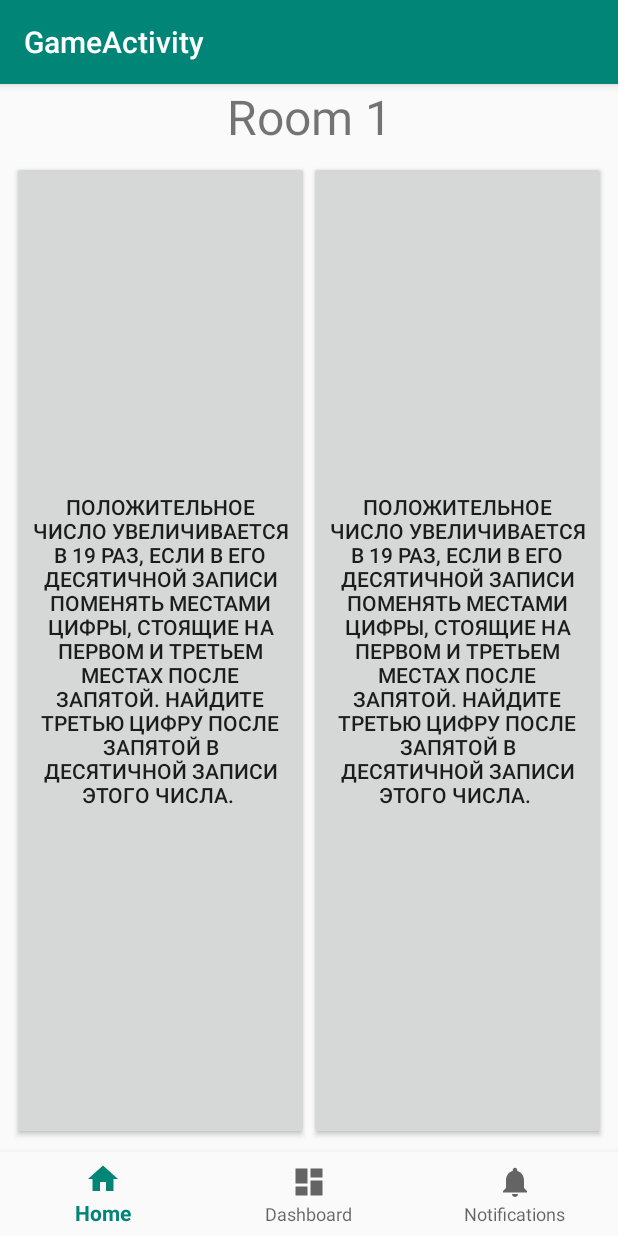
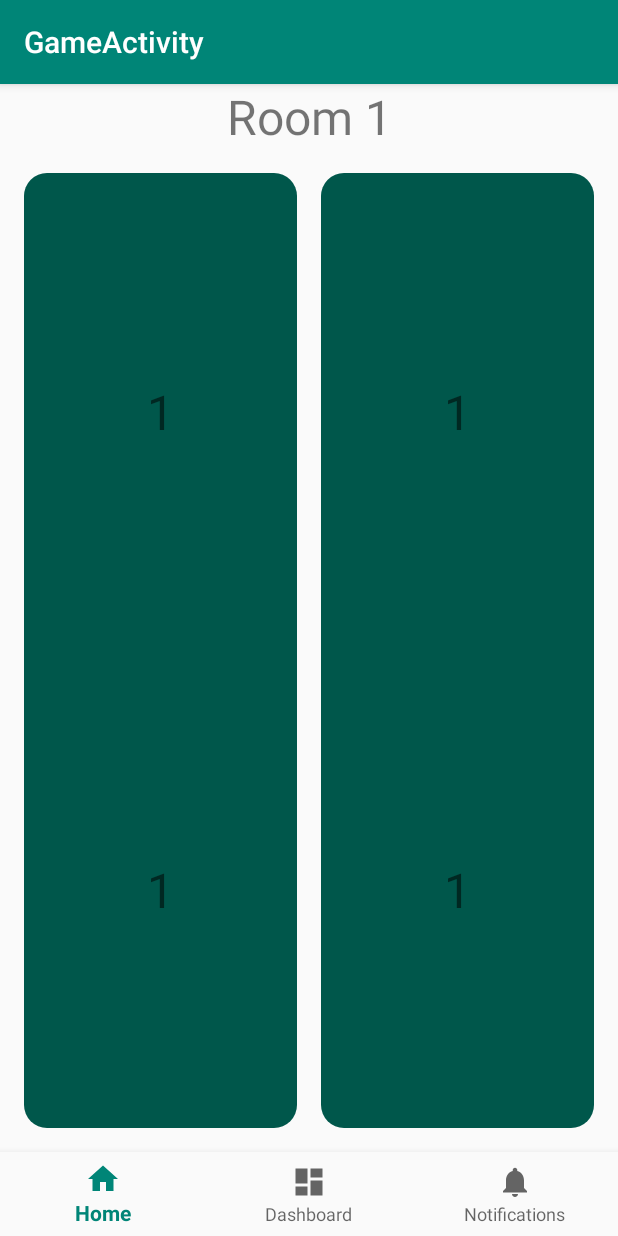
Before and after one commit to N18JAVAPROGRAMMING/Domino, an Android app: the GameActivity screen opened directly, with no data from a screen before it, on a phone screen of 412 x 824 dp. Run offline under Robolectric (Android 15) with nearby library versions, the phone set to English and light mode, and no system bars.

Commit message:
Added ProblemFragment and some fixes in TableFragment

```diff
--- a/app/src/main/java/com/example/guest/domino/GameActivity.java
+++ b/app/src/main/java/com/example/guest/domino/GameActivity.java
@@ -18,9 +18,10 @@ import java.util.ArrayList;
 
 public class GameActivity extends AppCompatActivity {
 
-    private TextView mTextMessage;
+    private Fragment fragmentTable;
+    private Fragment fragmentProblems;
 
-    private Fragment fragment;
+    private ArrayList<Domino> dominoes = new ArrayList<>();
 
     private BottomNavigationView.OnNavigationItemSelectedListener mOnNavigationItemSelectedListener
             = new BottomNavigationView.OnNavigationItemSelectedListener() {
@@ -29,14 +30,15 @@ public class GameActivity extends AppCompatActivity {
         public boolean onNavigationItemSelected(@NonNull MenuItem item) {
             switch (item.getItemId()) {
                 case R.id.navigation_home:
-                   // getSupportFragmentManager().beginTransaction().replace(R.id.frame, fragment).commit();
-                    getSupportFragmentManager().beginTransaction().show(fragment).commit();
+                    getSupportFragmentManager().beginTransaction().replace(R.id.frame, fragmentTable).commit();
+                    //getSupportFragmentManager().beginTransaction().show(fragment).commit();
                     return true;
                 case R.id.navigation_dashboard:
-                    getSupportFragmentManager().beginTransaction().hide(fragment).commit();
+                    //getSupportFragmentManager().beginTransaction().hide(fragment).commit();
+                    getSupportFragmentManager().beginTransaction().replace(R.id.frame, fragmentProblems).commit();
                     return true;
                 case R.id.navigation_notifications:
-                    getSupportFragmentManager().beginTransaction().hide(fragment).commit();
+                    //getSupportFragmentManager().beginTransaction().hide(fragment).commit();
                     return true;
             }
             return false;
@@ -48,10 +50,14 @@ public class GameActivity extends AppCompatActivity {
         super.onCreate(savedInstanceState);
         setContentView(R.layout.activity_game);
 
-        fragment = TableFragment.newInstance();
-        getSupportFragmentManager().beginTransaction().replace(R.id.frame, fragment).commit();
+        for(int i = 0; i < 10; i++){
+            dominoes.add(Domino.generateDomino());
+        }
 
-        mTextMessage = (TextView) findViewById(R.id.message);
+        fragmentTable = TableFragment.newInstance(dominoes);
+        fragmentProblems = ProblemsFragment.newInstance();
+        getSupportFragmentManager().beginTransaction().replace(R.id.frame, fragmentTable).commit();
+
         BottomNavigationView navigation = (BottomNavigationView) findViewById(R.id.navigation);
         navigation.setOnNavigationItemSelectedListener(mOnNavigationItemSelectedListener);
 
--- a/app/src/main/java/com/example/guest/domino/PageWithTwoDominos.java
+++ b/app/src/main/java/com/example/guest/domino/PageWithTwoDominos.java
@@ -53,11 +53,11 @@ public class PageWithTwoDominos extends Fragment {
                              Bundle savedInstanceState) {
         // Inflate the layout for this fragment
         View view = inflater.inflate(R.layout.fragment_page_with_two_dominos, container, false);
-        button1 = view.findViewById(R.id.button1);
-        button2 = view.findViewById(R.id.button2);
-        button1.setText(domino1.getTask().getDesctiprion());
-        button2.setText(domino2.getTask().getDesctiprion());
-        setOnClickListeners();
+        //button1 = view.findViewById(R.id.button1);
+        //button2 = view.findViewById(R.id.button2);
+        //button1.setText(domino1.getTask().getDesctiprion());
+        //button2.setText(domino2.getTask().getDesctiprion());
+        //setOnClickListeners();
         return view;
     }
 
--- /dev/null
+++ b/app/src/main/java/com/example/guest/domino/ProblemsFragment.java
@@ -0,0 +1,39 @@
+package com.example.guest.domino;
+
+
+import android.os.Bundle;
+import android.support.v4.app.Fragment;
+import android.view.LayoutInflater;
+import android.view.View;
+import android.view.ViewGroup;
+
+
+/**
+ * A simple {@link Fragment} subclass.
+ */
+public class ProblemsFragment extends Fragment {
+
+
+    public ProblemsFragment() {
+        // Required empty public constructor
+    }
+
+    public static ProblemsFragment newInstance() {
+
+        Bundle args = new Bundle();
+
+        ProblemsFragment fragment = new ProblemsFragment();
+        fragment.setArguments(args);
+        return fragment;
+    }
+
+
+    @Override
+    public View onCreateView(LayoutInflater inflater, ViewGroup container,
+                             Bundle savedInstanceState) {
+        // Inflate the layout for this fragment
+        View view = inflater.inflate(R.layout.fragment_problems, container, false);
+        return view;
+    }
+
+}
--- a/app/src/main/java/com/example/guest/domino/TableFragment.java
+++ b/app/src/main/java/com/example/guest/domino/TableFragment.java
@@ -3,11 +3,14 @@ package com.example.guest.domino;
 
 import android.content.Context;
 import android.os.Bundle;
+import android.support.annotation.NonNull;
+import android.support.annotation.Nullable;
 import android.support.v4.app.Fragment;
 import android.support.v4.app.FragmentManager;
 import android.support.v4.app.FragmentStatePagerAdapter;
 import android.support.v4.view.PagerAdapter;
 import android.support.v4.view.ViewPager;
+import android.util.Log;
 import android.view.LayoutInflater;
 import android.view.View;
 import android.view.ViewGroup;
@@ -25,6 +28,10 @@ public class TableFragment extends Fragment {
     private PagerAdapter viewPagerAdapter;
 
     private ArrayList<Domino> dominoes = new ArrayList<>();
+
+    public void setDominoes(ArrayList<Domino> dominoes) {
+        this.dominoes = dominoes;
+    }
 
     private class ScreenSlidePagerAdapter extends FragmentStatePagerAdapter {
 
@@ -58,12 +65,13 @@ public class TableFragment extends Fragment {
         // Required empty public constructor
     }
 
-    public static TableFragment newInstance() {
+    public static TableFragment newInstance(ArrayList<Domino> dominoes) {
 
         Bundle args = new Bundle();
 
         TableFragment fragment = new TableFragment();
         fragment.setArguments(args);
+        fragment.setDominoes(dominoes);
         return fragment;
     }
 
@@ -71,14 +79,12 @@ public class TableFragment extends Fragment {
     @Override
     public View onCreateView(LayoutInflater inflater, ViewGroup container,
                              Bundle savedInstanceState) {
+        Log.d("TableFragment", "OnCreateViewTable");
         // Inflate the layout for this fragment
         View view = inflater.inflate(R.layout.fragment_table, container, false);
-
-        for(int i = 0; i < 10; i++){
-            dominoes.add(Domino.generateDomino());
-        }
         viewPager = (ViewPager) view.findViewById(R.id.pager);
-        viewPagerAdapter = new TableFragment.ScreenSlidePagerAdapter(getChildFragmentManager());
+        //if(viewPagerAdapter == null)
+            viewPagerAdapter = new TableFragment.ScreenSlidePagerAdapter(getActivity().getSupportFragmentManager());
         viewPager.setAdapter(viewPagerAdapter);
         return view;
     }
--- a/app/src/main/java/com/example/guest/domino/Task.java
+++ b/app/src/main/java/com/example/guest/domino/Task.java
@@ -26,17 +26,20 @@ public class Task {
                         "\n" +
                         "9678  4572  5261  5133  3527  6895  7768  ");
                 t.setAnswer(3527);
-            case 2:
+                break;
+            case 3:
                 t.setDesctiprion("Какое число лишнее? Оно не обладает свойством, которым обладают остальные числа.\n" +
                         "\n" +
                         "9678  4572  5261  5133  3527  6895  7768  ");
                 t.setAnswer(3527);
-            case 3:
+                break;
+            case 2:
                 t.setDesctiprion("Положительное число увеличивается в 19 раз," +
                         " если в его десятичной записи поменять местами цифры, стоящие на первом" +
                         " и третьем местах после запятой. " +
                         "Найдите третью цифру после запятой в десятичной записи этого числа. ");
                 t.setAnswer(0.9405);
+                break;
 
 
         }
--- /dev/null
+++ b/app/src/main/res/drawable/cornerrect.xml
@@ -0,0 +1,6 @@
+<?xml version="1.0" encoding="utf-8"?>
+<shape xmlns:android="http://schemas.android.com/apk/res/android"
+    android:shape="rectangle">
+    <corners android:radius="15dp"/>
+    <solid android:color="@color/colorPrimaryDark"/>
+</shape>
--- a/app/src/main/res/layout/fragment_page_with_two_dominos.xml
+++ b/app/src/main/res/layout/fragment_page_with_two_dominos.xml
@@ -6,27 +6,85 @@
     xmlns:app="http://schemas.android.com/apk/res-auto"
     tools:context=".PageWithTwoDominos">
 
+
+
     <android.support.constraint.ConstraintLayout
         android:layout_width="match_parent"
         android:layout_height="match_parent"
         android:padding="8dp">
 
-        <Button
-            android:id="@+id/button1"
+        <android.support.constraint.ConstraintLayout
+            android:id="@+id/lay1"
             android:layout_width="0dp"
             android:layout_height="match_parent"
             app:layout_constraintLeft_toLeftOf="parent"
-            app:layout_constraintRight_toLeftOf="@+id/button2"
-            tools:ignore="ButtonStyle,NestedWeights" />
+            app:layout_constraintRight_toLeftOf="@+id/lay2"
+            android:orientation="vertical"
+            android:background="@drawable/cornerrect"
+            android:layout_margin="8dp">
 
-        <Button
-            android:id="@+id/button2"
+
+
+            <TextView
+                android:layout_width="match_parent"
+                android:layout_height="0dp"
+                android:id="@+id/text11"
+                app:layout_constraintBottom_toTopOf="@+id/text12"
+                app:layout_constraintTop_toTopOf="parent"
+                android:text="1"
+                android:textSize="32sp"
+                android:gravity="center"/>
+
+
+            <TextView
+                app:layout_constraintTop_toBottomOf="@+id/text11"
+                app:layout_constraintBottom_toBottomOf="parent"
+                android:layout_width="match_parent"
+                android:id="@+id/text12"
+                android:layout_height="0dp"
+                android:text="1"
+                android:textSize="32sp"
+                android:gravity="center"/>
+
+
+
+        </android.support.constraint.ConstraintLayout>
+
+        <android.support.constraint.ConstraintLayout
+            android:id="@+id/lay2"
             android:layout_width="0dp"
             android:layout_height="match_parent"
-            tools:ignore="ButtonStyle"
-            app:layout_constraintLeft_toRightOf="@+id/button1"
-            app:layout_constraintRight_toRightOf="parent"/>
+            app:layout_constraintLeft_toRightOf="@+id/lay1"
+            app:layout_constraintRight_toRightOf="parent"
+            android:orientation="vertical"
+            android:background="@drawable/cornerrect"
+            android:layout_margin="8dp">
+
+            <TextView
+                android:layout_width="match_parent"
+                android:layout_height="0dp"
+                android:id="@+id/text21"
+                app:layout_constraintBottom_toTopOf="@+id/text22"
+                app:layout_constraintTop_toTopOf="parent"
+                android:text="1"
+                android:textSize="32sp"
+                android:gravity="center"/>
+
+
+            <TextView
+                app:layout_constraintTop_toBottomOf="@+id/text21"
+                app:layout_constraintBottom_toBottomOf="parent"
+                android:layout_width="match_parent"
+                android:id="@+id/text22"
+                android:layout_height="0dp"
+                android:text="1"
+                android:textSize="32sp"
+                android:gravity="center"/>
+
+        </android.support.constraint.ConstraintLayout>
 
     </android.support.constraint.ConstraintLayout>
 
+
+
 </FrameLayout>
--- /dev/null
+++ b/app/src/main/res/layout/fragment_problems.xml
@@ -0,0 +1,20 @@
+<?xml version="1.0" encoding="utf-8"?>
+<FrameLayout xmlns:android="http://schemas.android.com/apk/res/android"
+    xmlns:tools="http://schemas.android.com/tools"
+    android:layout_width="match_parent"
+    android:layout_height="match_parent"
+    tools:context=".ProblemsFragment">
+
+    <TextView
+        android:layout_width="match_parent"
+        android:layout_height="match_parent"
+        android:text="Это окно задач"
+        android:gravity="center"
+        android:textSize="40sp"/>
+
+    <android.support.v4.view.ViewPager
+        android:layout_width="match_parent"
+        android:layout_height="match_parent"
+        android:id="@+id/problem_pager"/>
+
+</FrameLayout>
```
